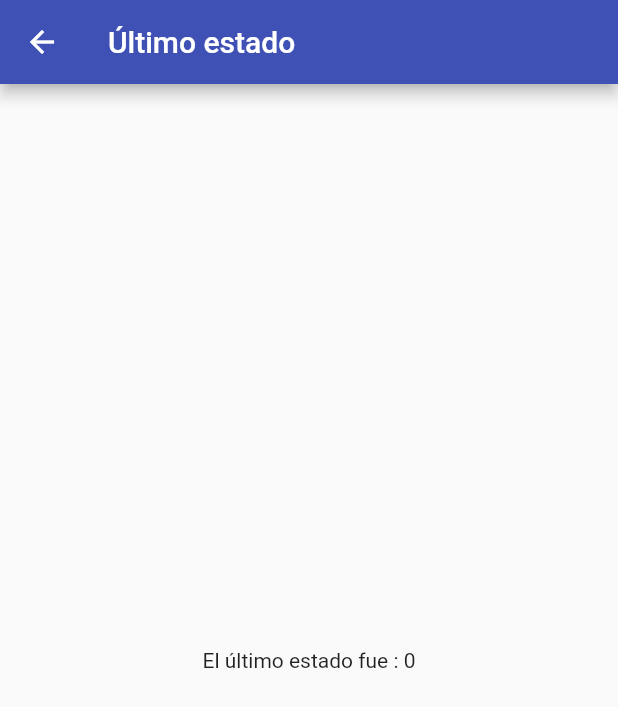
After one commit to sergioguachalla/sum-bloc, a Flutter app: the PageLast screen opened directly, on a phone screen of 412 x 824 dp. The commit adds this screen. Shown: the top 707 px of the screen. Run offline on Flutter 3.47's test engine with Material 2 defaults, Android fonts, the phone set to English and light mode, and no system bars; our stand-ins replace bloc, flutter_bloc.

Commit message:
last state add

```diff
--- a/lib/home.dart
+++ b/lib/home.dart
@@ -1,3 +1,4 @@
+import 'package:bloc1/page.dart';
 import 'package:flutter/material.dart';
 import 'package:flutter_bloc/flutter_bloc.dart';
 
@@ -76,7 +77,11 @@ class Home extends StatelessWidget {
                       ),
                       onPressed: (){
 
-                        context.read<SumBloc>().add(NewSum());
+                        Navigator.push(
+                          context,
+                          MaterialPageRoute(builder: (context) => PageLast(),
+                        )
+                        );
                       },
                       child: const Text('Página'),
                     )
--- /dev/null
+++ b/lib/page.dart
@@ -0,0 +1,22 @@
+import 'package:bloc1/bloc/sum_bloc.dart';
+import 'package:flutter/material.dart';
+import 'package:flutter_bloc/flutter_bloc.dart';
+
+class PageLast extends StatelessWidget {
+  const PageLast ({super.key});
+
+  @override
+  Widget build(BuildContext context) {
+    return BlocBuilder<SumBloc, SumState>(builder: (context, state) {
+      return Scaffold(
+        appBar: AppBar(
+          title: const Text('Último estado'),
+        ),
+        body: Center(
+          child: Text('El último estado fue : ${state.sum}'),
+        ),
+        );
+
+    });
+  }
+}
```
